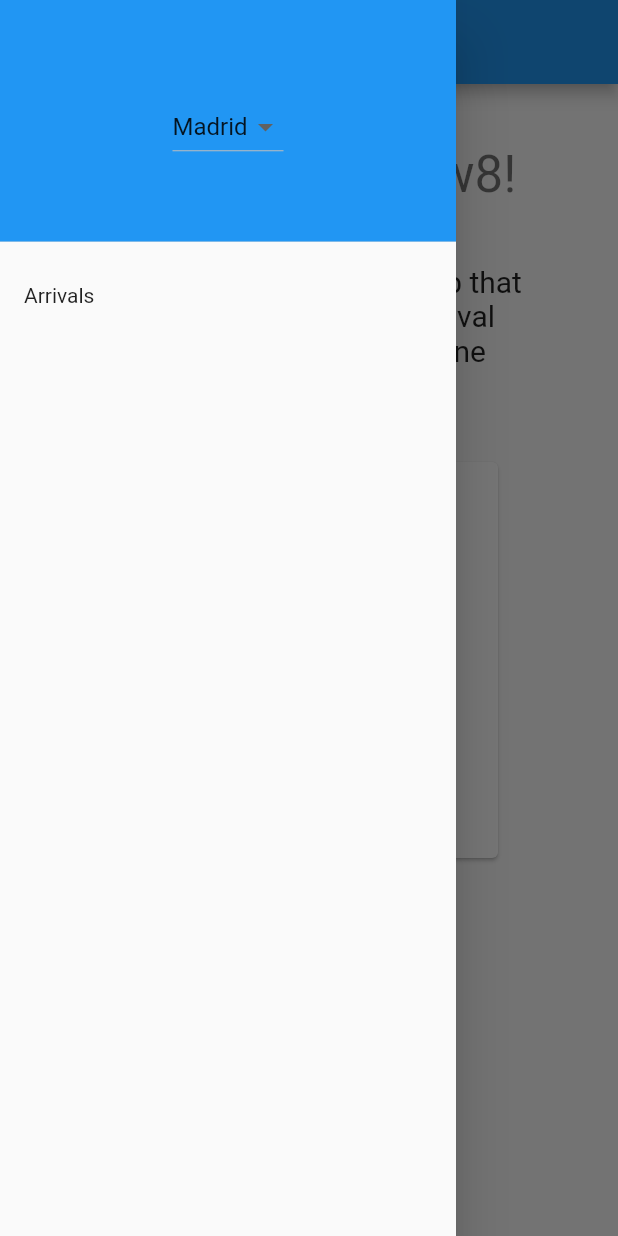
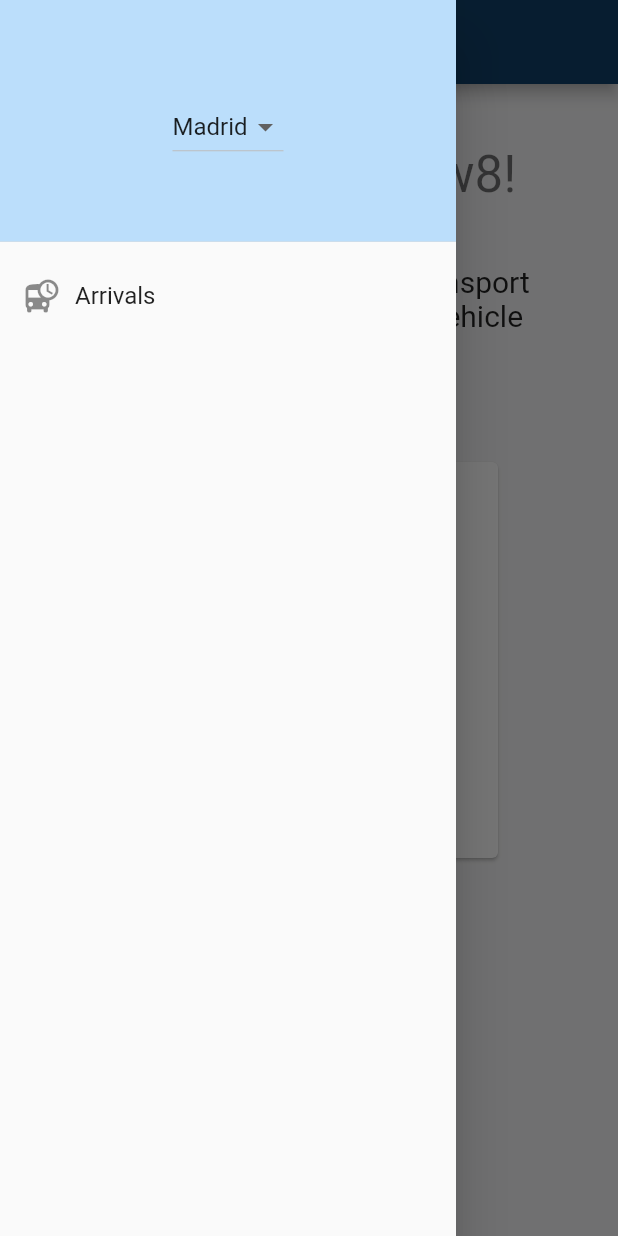
Before and after one commit to now8-org/app, a Flutter app: the screen it shows after launch, with the side drawer open, on a phone screen of 412 x 824 dp. Run offline on Flutter 3.47's test engine with Material 2 defaults, Android fonts, the light colour scheme and no system bars; our stand-ins replace dropdown_search, flutter_cache_manager, recase; missing offline and left inert: fuzzy.

Commit message:
feat: appearance improvements

```diff
--- a/lib/main.dart
+++ b/lib/main.dart
@@ -15,12 +15,24 @@ class MyApp extends StatelessWidget {
         ],
         child: MaterialApp(
           title: "now8: public transport arrival times",
+          // https://material.io/resources/color/#!/?view.left=0&view.right=1&primary.color=104068&secondary.color=baddf9&primary.text.color=ffffff
           theme: ThemeData(
+            primaryColor: const Color(0xff104068),
+            colorScheme: const ColorScheme(
+                primary: Color(0xff104068),
+                primaryVariant: Color(0xff001a3d),
+                secondary: Color(0xffbbdefb),
+                secondaryVariant: Color(0xff8aacc8),
+                surface: Color(0xffe1e2e1),
+                background: Color(0xfff5f5f6),
+                error: Color(0xffff0000),
+                onPrimary: Color(0xffffffff),
+                onSecondary: Color(0xff000000),
+                onSurface: Color(0xff000000),
+                onBackground: Color(0xff000000),
+                onError: Color(0xffffffff),
+                brightness: Brightness.light),
             brightness: Brightness.light,
-            fontFamily: 'Roboto',
-          ),
-          darkTheme: ThemeData(
-            brightness: Brightness.dark,
             fontFamily: 'Roboto',
           ),
           initialRoute: '/',
--- a/lib/screens/common.dart
+++ b/lib/screens/common.dart
@@ -31,9 +31,9 @@ class ScreenTemplate extends StatelessWidget {
   final String appBarTitle;
   final bool showDrawer;
 
-  final Widget drawer = const DefaultDrawer();
+  final Widget drawer = DefaultDrawer();
 
-  const ScreenTemplate(
+  ScreenTemplate(
       {Key? key,
       required this.body,
       required this.appBarTitle,
@@ -49,12 +49,26 @@ class ScreenTemplate extends StatelessWidget {
       ),
       drawer: showDrawer ? drawer : null,
       body: body,
+      backgroundColor: Theme.of(context).colorScheme.background,
     );
   }
 }
 
+class RouteInfo {
+  final String title;
+  final String route;
+  final IconData iconData;
+
+  RouteInfo({required this.title, required this.route, required this.iconData});
+}
+
 class DefaultDrawer extends StatelessWidget {
-  const DefaultDrawer({Key? key}) : super(key: key);
+  final List<RouteInfo> routeInfos = [
+    RouteInfo(
+        title: "Arrivals", route: "/arrivals", iconData: Icons.departure_board)
+  ];
+
+  DefaultDrawer({Key? key}) : super(key: key);
 
   @override
   Widget build(BuildContext context) {
@@ -63,18 +77,40 @@ class DefaultDrawer extends StatelessWidget {
         padding: EdgeInsets.zero,
         children: [
           DrawerHeader(
-              decoration: BoxDecoration(color: Theme.of(context).primaryColor),
+              decoration:
+                  BoxDecoration(color: Theme.of(context).colorScheme.secondary),
               child: const Center(child: CityDropdown())),
-          ListTile(
-            title: const Text("Arrivals"),
-            onTap: ModalRoute.of(context)?.settings.name == "/arrivals"
-                ? null
-                : () {
-                    Navigator.of(context).pushNamed('/arrivals');
-                  },
-          ),
+          ...routeInfos
+              .map((routeInfo) => DrawerTile(routeInfo: routeInfo))
+              .toList(),
         ],
       ),
     );
   }
 }
+
+class DrawerTile extends StatelessWidget {
+  final RouteInfo routeInfo;
+
+  const DrawerTile({Key? key, required this.routeInfo}) : super(key: key);
+
+  @override
+  Widget build(BuildContext context) {
+    return ListTile(
+      title: Row(children: [
+        Icon(routeInfo.iconData),
+        Padding(
+            padding: const EdgeInsets.only(left: 10.0),
+            child: Text(
+              routeInfo.title,
+              style: Theme.of(context).textTheme.subtitle1,
+            ))
+      ]),
+      onTap: ModalRoute.of(context)?.settings.name == routeInfo.route
+          ? null
+          : () {
+              Navigator.of(context).pushNamed(routeInfo.route);
+            },
+    );
+  }
+}
--- a/lib/screens/welcome.dart
+++ b/lib/screens/welcome.dart
@@ -15,7 +15,7 @@ class WelcomeScreenBody extends StatelessWidget {
           Container(
               margin: const EdgeInsets.only(top: 40),
               child: SelectableText(
-                "now8 is a public transport app that provides "
+                "now8 (no wait) is a public transport app that provides "
                 "improved vehicle arrival time estimations "
                 "using Machine Learning.",
                 style: Theme.of(context).textTheme.headline6!,
@@ -40,8 +40,8 @@ class WelcomeScreen extends StatelessWidget {
 
   @override
   Widget build(BuildContext context) {
-    return const ScreenTemplate(
-      body: WelcomeScreenBody(),
+    return ScreenTemplate(
+      body: const WelcomeScreenBody(),
       appBarTitle: "now8",
     );
   }
```
Also changed, not shown: lib/data.dart (+6 -4 lines), lib/screens/arrivals.dart (+51 -23 lines), 1 other file.
